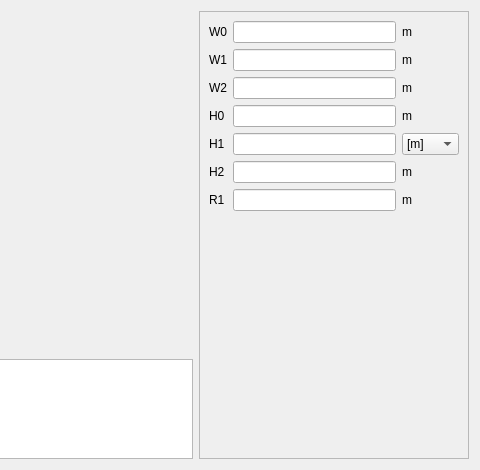
First picture: the form in pyleecan/GUI/Dialog/DMachineSetup/SWSlot/PWSlot11/PWSlot11.ui, repository Eomys/pyleecan, before the edit; both pictures show x 802 to 1282 and y 0 to 470 of the 1282 by 470 pixel window.
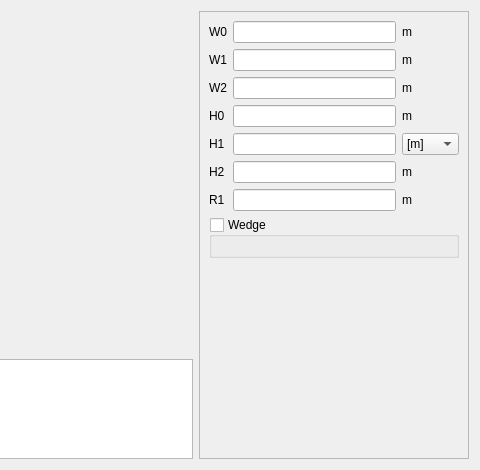
Second picture: the form after the edit. Icons and pictures are not drawn. Custom widgets are drawn as their Qt base class.

Commit message: [NF] Adding wedges in the GUI

What changed in the file:
```diff
--- a/pyleecan/GUI/Dialog/DMachineSetup/SWSlot/PWSlot11/PWSlot11.ui
+++ b/pyleecan/GUI/Dialog/DMachineSetup/SWSlot/PWSlot11/PWSlot11.ui
@@ -27,7 +27,7 @@
   </property>
   <layout class="QHBoxLayout" name="horizontalLayout">
    <item>
-    <layout class="QVBoxLayout" name="verticalLayout_2">
+    <layout class="QVBoxLayout" name="verticalLayout_3">
      <item>
       <widget class="QLabel" name="img_slot">
        <property name="sizePolicy">
@@ -116,7 +116,7 @@
         <height>446</height>
        </rect>
       </property>
-      <layout class="QVBoxLayout" name="verticalLayout_3">
+      <layout class="QVBoxLayout" name="verticalLayout_2">
        <item>
         <layout class="QGridLayout" name="gridLayout">
          <item row="0" column="0">
@@ -252,6 +252,31 @@
          </item>
         </layout>
        </item>
+       <item>
+        <widget class="QGroupBox" name="g_wedge">
+         <property name="title">
+          <string>Wedge</string>
+         </property>
+         <property name="checkable">
+          <bool>true</bool>
+         </property>
+         <property name="checked">
+          <bool>false</bool>
+         </property>
+         <layout class="QVBoxLayout" name="verticalLayout">
+          <item>
+           <widget class="WMatSelectV" name="w_wedge_mat" native="true">
+            <property name="minimumSize">
+             <size>
+              <width>100</width>
+              <height>0</height>
+             </size>
+            </property>
+           </widget>
+          </item>
+         </layout>
+        </widget>
+       </item>
        <item>
         <spacer name="verticalSpacer">
          <property name="orientation">
@@ -286,6 +311,12 @@
    <header>......GUI.Dialog.DMachineSetup.SWSlot.WWSlotOut.WWSlotOut.h</header>
    <container>1</container>
   </customwidget>
+  <customwidget>
+   <class>WMatSelectV</class>
+   <extends>QWidget</extends>
+   <header>......GUI.Dialog.DMatLib.WMatSelect.WMatSelectV.h</header>
+   <container>1</container>
+  </customwidget>
  </customwidgets>
  <tabstops>
   <tabstop>lf_W0</tabstop>
```
Left out of the diff: 2 changed lines with no effect on the pictures. The commit also changes 55 other files.
